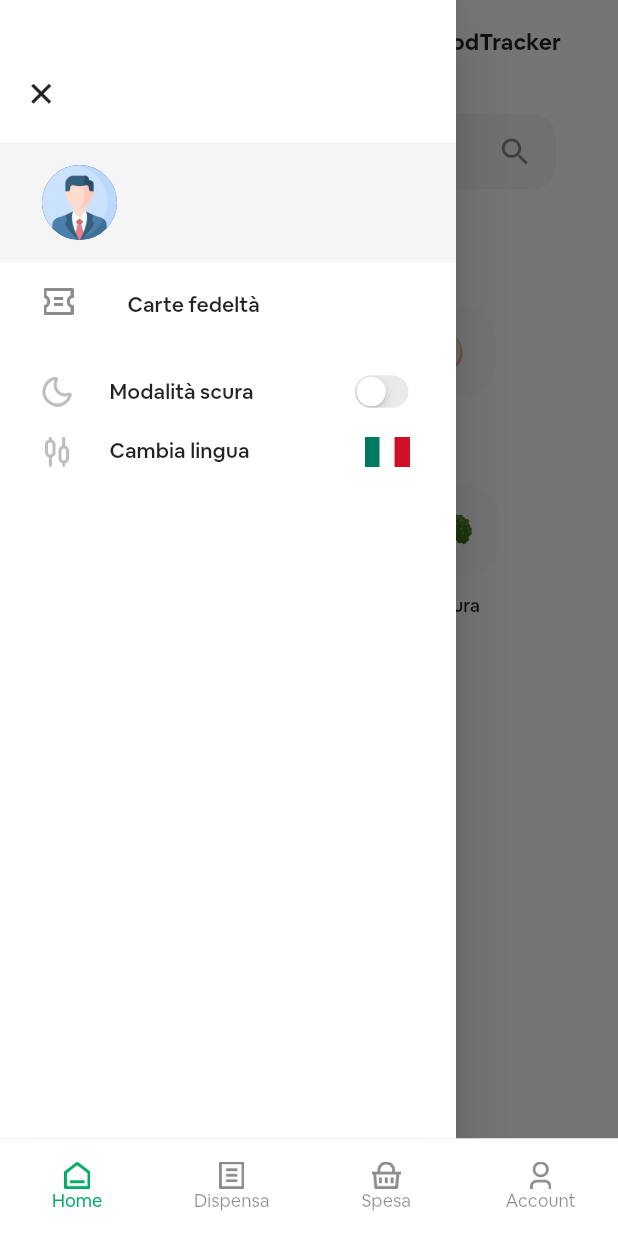
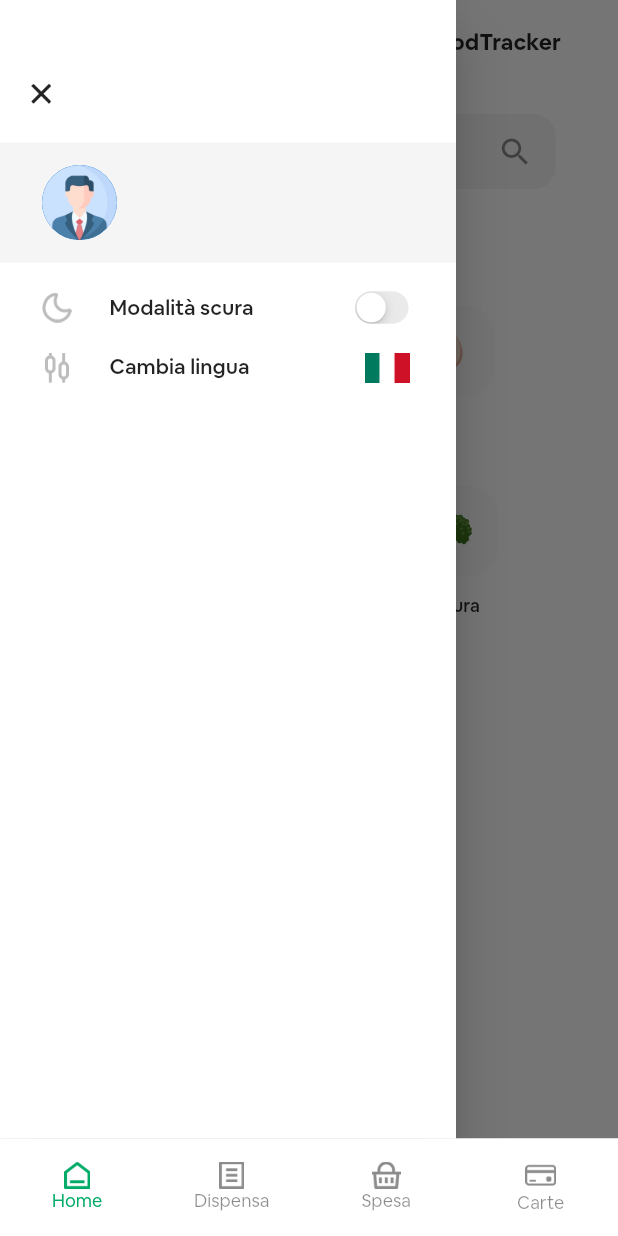
Before and after one commit to UniveLE/ingegneria-del-software, a Flutter app: the Bottombar screen opened directly, with the side drawer open, on a phone screen of 412 x 824 dp. Run offline on Flutter 3.47's test engine with Material 2 defaults, Android fonts, the phone set to English and light mode, and no system bars; our stand-ins replace barcode_widget, cloud_firestore, dotted_border, firebase_analytics, firebase_auth, firebase_core and 10 more; missing offline and left inert: another_stepper, clipboard, openfoodfacts; accounts and stored records are empty; network calls fail; statements that could not run were skipped.

Commit message:
Fix menu

```diff
--- a/lib/home_page/fidelity_card.dart
+++ b/lib/home_page/fidelity_card.dart
@@ -60,9 +60,9 @@ class _FidelityCardState extends State<FidelityCard> {
         elevation: 0,
         toolbarHeight: 60,
         backgroundColor: notifire.spleshscreenprimerycolor,
-        leading: BackButton(
+        /*leading: BackButton(
           color: notifire.textshscreenprimerycolor,
-        ),
+        ),*/
       ),
       body: Column(
         children: [
--- a/lib/home_page/home.dart
+++ b/lib/home_page/home.dart
@@ -215,7 +215,7 @@ class _HomeState extends State<Home> with SingleTickerProviderStateMixin {
                       ],
                     ),
                   ),
-                  Container(
+                  /*Container(
                     margin: EdgeInsets.only(left: 13),
                     child: InkWell(
                       onTap: () {
@@ -241,7 +241,7 @@ class _HomeState extends State<Home> with SingleTickerProviderStateMixin {
                         ),
                       ),
                     ),
-                  ),
+                  ),*/
                   const SizedBox(
                     height: 10,
                   ),
--- a/lib/login_screen/bottombar.dart
+++ b/lib/login_screen/bottombar.dart
@@ -1,5 +1,5 @@
 import 'package:flutter/material.dart';
-import 'package:myfoodtracker/account/account.dart';
+import 'package:myfoodtracker/home_page/fidelity_card.dart';
 import 'package:myfoodtracker/theme/theme_manager.dart';
 import 'package:myfoodtracker/cart/storage.dart';
 import 'package:provider/provider.dart';
@@ -29,7 +29,7 @@ class _BottombarState extends State<Bottombar> with TickerProviderStateMixin {
     Home(),
     Storage(),
     ShoppingListPage(),
-    Account(),
+    FidelityCard(),
   ];
 
   late Colornotifire notifire;
@@ -92,12 +92,12 @@ class _BottombarState extends State<Bottombar> with TickerProviderStateMixin {
                     height: MediaQuery.of(context).size.height / 45),
                 label: 'Spesa'),
             BottomNavigationBarItem(
-              icon: Image.asset("assets/logo/account1.png",
+              icon: Image.asset("assets/card.png",
                   color: selectedIndex == 3
                       ? const Color(0xff00AB67)
                       : notifire.mintextscreenprimerycolor,
-                  height: MediaQuery.of(context).size.height / 45),
-              label: 'Account',
+                  height: MediaQuery.of(context).size.height / 40),
+              label: 'Carte',
             ),
           ],
           onTap: (index) {
```
Also changed, not shown: assets/card.png.
